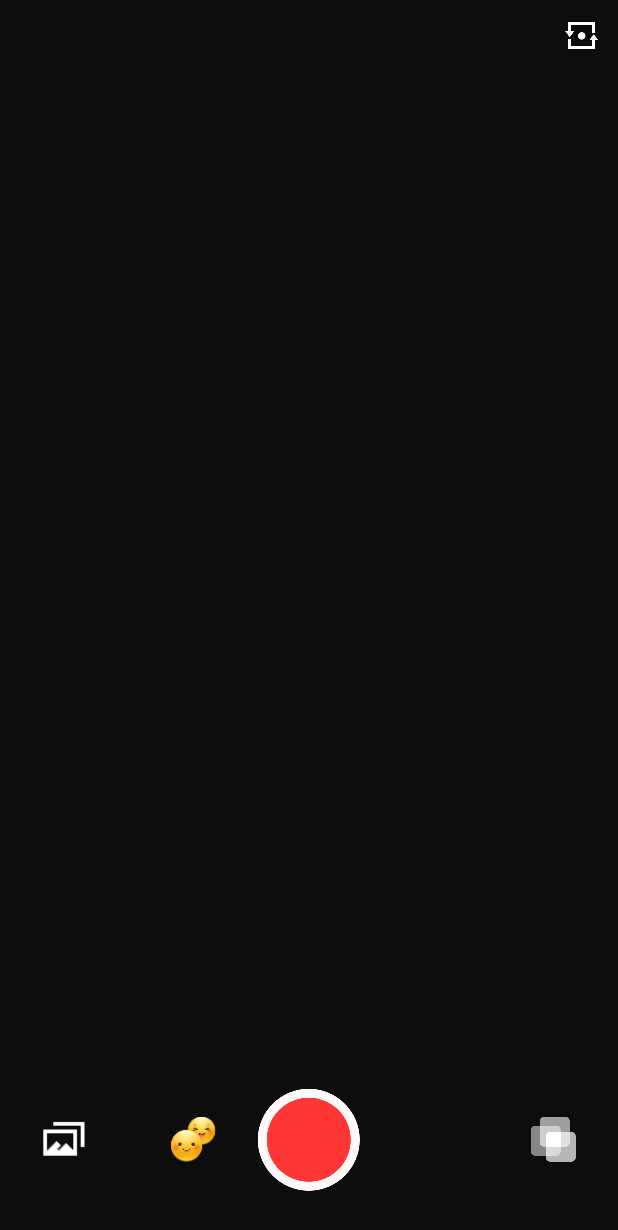
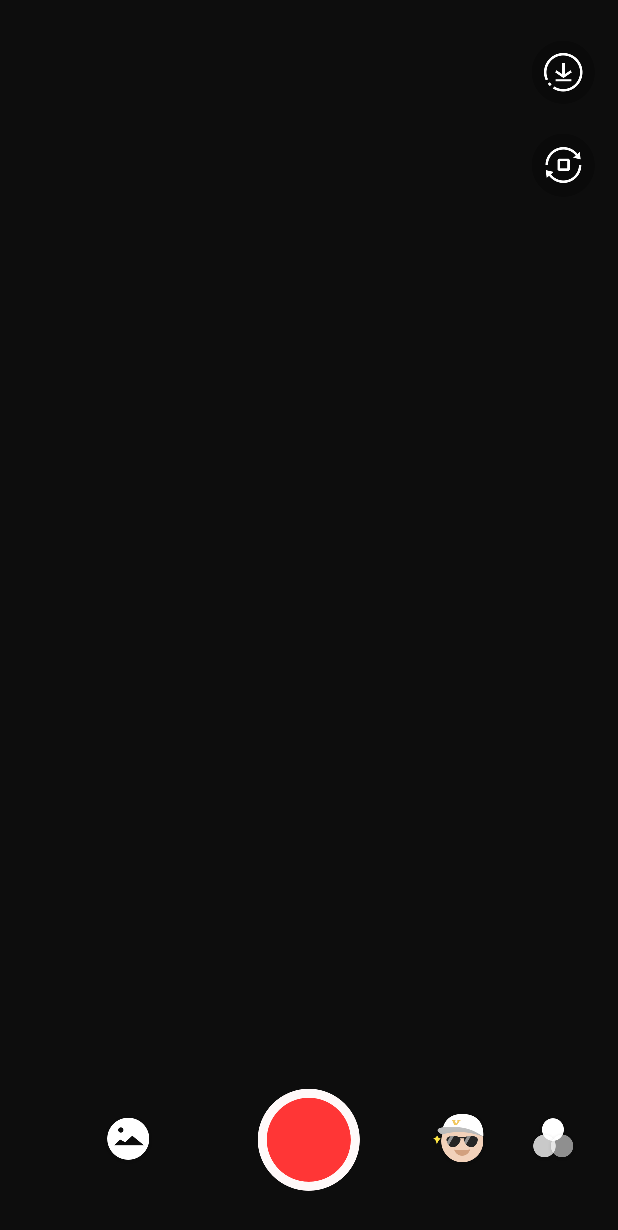
Before and after one commit to FlareMars/MiniVideo, an Android app: the screen it shows after launch (MainActivity), after a tap on an icon or button, on a phone screen of 412 x 824 dp. Shown: the top 1230 px of the screen. Run offline under Robolectric (Android 15) with nearby library versions, the phone set to English and light mode, and no system bars; pictures from the network do not load; 5 statements that could not run were skipped; 3 other taps on this screen came first.

Commit message:
更换主界面UI

```diff
--- a/app/src/main/res/layout/camera_fragment_layout.xml
+++ b/app/src/main/res/layout/camera_fragment_layout.xml
@@ -54,28 +54,17 @@
         <FrameLayout
             android:layout_width="0dp"
             android:layout_height="match_parent"
-            android:layout_weight="1">
+            android:layout_weight="2">
             <ImageView
                 android:id="@+id/background_button"
-                android:layout_width="@dimen/main_button_size"
-                android:layout_height="@dimen/main_button_size"
+                android:layout_width="wrap_content"
+                android:layout_height="wrap_content"
                 android:layout_gravity="center"
                 android:src="@drawable/gallery_icon"
                 />
         </FrameLayout>
 
-        <FrameLayout
-            android:layout_width="0dp"
-            android:layout_height="match_parent"
-            android:layout_weight="1">
-            <ImageView
-                android:id="@+id/sticker_button"
-                android:layout_width="@dimen/main_button_size"
-                android:layout_height="@dimen/main_button_size"
-                android:layout_gravity="center"
-                android:src="@drawable/emoji_icon"
-                />
-        </FrameLayout>
+
 
         <ImageView
             android:id="@+id/take_video"
@@ -89,7 +78,13 @@
             android:layout_width="0dp"
             android:layout_height="match_parent"
             android:layout_weight="1">
-
+            <ImageView
+                android:id="@+id/sticker_button"
+                android:layout_width="wrap_content"
+                android:layout_height="wrap_content"
+                android:layout_gravity="right|center_vertical"
+                android:src="@drawable/emoji_icon"
+                />
         </FrameLayout>
 
         <FrameLayout
@@ -99,8 +94,8 @@
 
             <ImageView
                 android:id="@+id/filter_button"
-                android:layout_width="@dimen/main_button_size"
-                android:layout_height="@dimen/main_button_size"
+                android:layout_width="wrap_content"
+                android:layout_height="wrap_content"
                 android:layout_gravity="center"
                 android:src="@drawable/main_filter_off_normal"
                 />
@@ -110,10 +105,25 @@
     </LinearLayout>
 
     <ImageView
+        android:id="@+id/download_button"
+        android:layout_width="wrap_content"
+        android:layout_height="wrap_content"
+        android:layout_alignParentEnd="true"
+        android:layout_alignParentRight="true"
+        android:layout_marginTop="27dp"
+        android:layout_marginBottom="20dp"
+        android:layout_marginRight="15dp"
+        android:background="@drawable/main_icon_bg_selector"
+        android:scaleType="centerInside"
+        android:src="@drawable/download"
+        />
+
+    <ImageView
         android:id="@+id/camera_change_button"
-        android:layout_width="@dimen/main_icon_size"
-        android:layout_height="@dimen/main_icon_size"
-        android:layout_alignParentEnd="true"
+        android:layout_width="wrap_content"
+        android:layout_height="wrap_content"
+        android:layout_below="@id/download_button"
+        android:layout_marginRight="15dp"
         android:layout_alignParentRight="true"
         android:background="@drawable/main_icon_bg_selector"
         android:scaleType="centerInside"
```
Also changed, not shown: app/src/main/res/drawable-xxhdpi/camera_swtich_camera.png, app/src/main/res/drawable-xxhdpi/download.png (added), app/src/main/res/drawable-xxhdpi/emoji_icon.png, app/src/main/res/drawable-xxhdpi/gallery_icon.png, app/src/main/res/drawable-xxhdpi/main_filter_off_normal.png.
